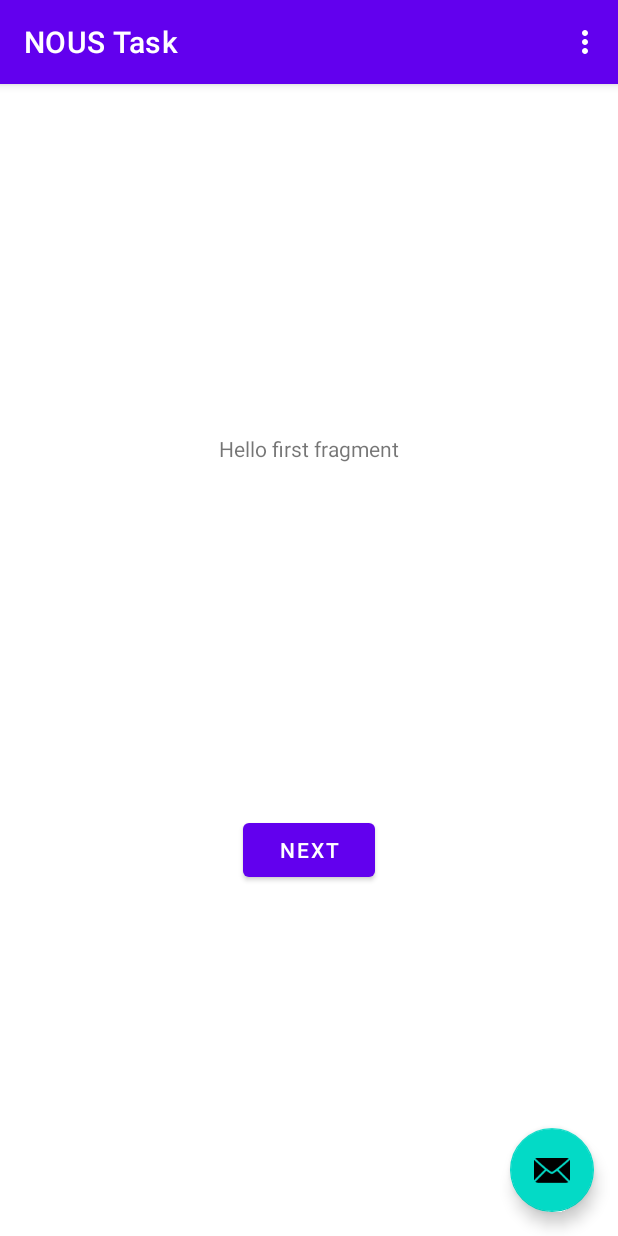
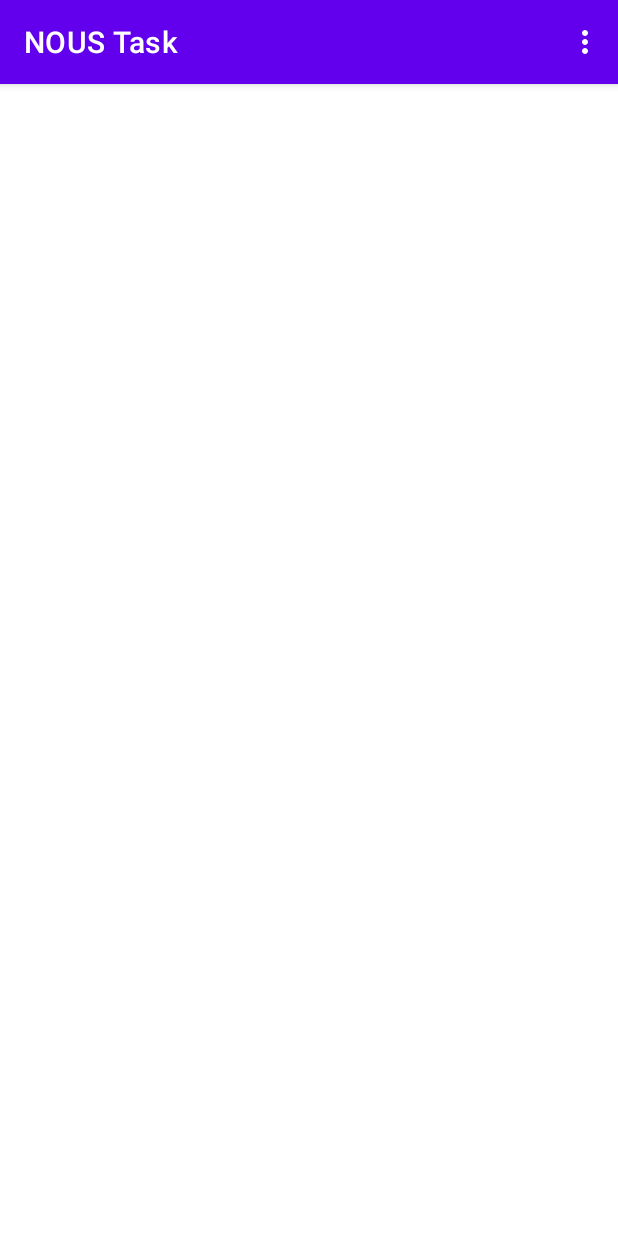
Before and after one commit to josephsarz/NOUS_Task, an Android app: the screen it shows after launch (MainActivity), on a phone screen of 412 x 824 dp. Run offline under Robolectric (Android 15) with nearby library versions, the phone set to English and light mode, and no system bars; our stand-ins replace Dagger/Hilt's generated code, Timber; libraries missing offline, so code that uses them is left out: com.facebook.stetho; 2 statements that could not run were skipped.

```diff
--- a/app/src/main/AndroidManifest.xml
+++ b/app/src/main/AndroidManifest.xml
@@ -8,9 +8,10 @@
         android:label="@string/app_name"
         android:roundIcon="@mipmap/ic_launcher_round"
         android:supportsRtl="true"
+        android:name=".App"
         android:theme="@style/Theme.App">
         <activity
-            android:name=".MainActivity"
+            android:name=".ui.MainActivity"
             android:label="@string/app_name"
             android:theme="@style/Theme.App.NoActionBar">
             <intent-filter>
--- /dev/null
+++ b/app/src/main/java/codegene/femicodes/noustask/App.kt
@@ -0,0 +1,25 @@
+package codegene.femicodes.noustask
+
+import codegene.femicodes.noustask.di.DaggerAppComponent
+import com.facebook.stetho.BuildConfig
+import com.facebook.stetho.Stetho
+import dagger.android.AndroidInjector
+import dagger.android.DaggerApplication
+import timber.log.Timber
+
+class App : DaggerApplication() {
+
+    override fun applicationInjector(): AndroidInjector<out DaggerApplication> {
+        return DaggerAppComponent.factory().create(applicationContext)
+    }
+
+    override fun onCreate() {
+        super.onCreate()
+        if (BuildConfig.DEBUG) {
+            Stetho.initializeWithDefaults(this)
+            Timber.plant(Timber.DebugTree())
+        }
+
+    }
+
+}
--- a/app/src/main/java/codegene/femicodes/noustask/FirstFragment.kt
+++ b/app/src/main/java/codegene/femicodes/noustask/ui/ItemsFragment.kt
@@ -1,4 +1,4 @@
-package codegene.femicodes.noustask
+package codegene.femicodes.noustask.ui
 
 import android.os.Bundle
 import androidx.fragment.app.Fragment
@@ -7,25 +7,23 @@ import android.view.View
 import android.view.ViewGroup
 import android.widget.Button
 import androidx.navigation.fragment.findNavController
+import codegene.femicodes.noustask.R
 
 /**
  * A simple [Fragment] subclass as the default destination in the navigation.
  */
-class FirstFragment : Fragment() {
+class ItemsFragment : Fragment() {
 
     override fun onCreateView(
             inflater: LayoutInflater, container: ViewGroup?,
             savedInstanceState: Bundle?
     ): View? {
         // Inflate the layout for this fragment
-        return inflater.inflate(R.layout.fragment_first, container, false)
+        return inflater.inflate(R.layout.fragment_items, container, false)
     }
 
     override fun onViewCreated(view: View, savedInstanceState: Bundle?) {
         super.onViewCreated(view, savedInstanceState)
+    }
 
-        view.findViewById<Button>(R.id.button_first).setOnClickListener {
-            findNavController().navigate(R.id.action_FirstFragment_to_SecondFragment)
-        }
-    }
 }
--- a/app/src/main/java/codegene/femicodes/noustask/MainActivity.kt
+++ b/app/src/main/java/codegene/femicodes/noustask/ui/MainActivity.kt
@@ -1,10 +1,11 @@
-package codegene.femicodes.noustask
+package codegene.femicodes.noustask.ui
 
 import android.os.Bundle
 import com.google.android.material.snackbar.Snackbar
 import androidx.appcompat.app.AppCompatActivity
 import android.view.Menu
 import android.view.MenuItem
+import codegene.femicodes.noustask.R
 
 import kotlinx.android.synthetic.main.activity_main.*
 
--- a/app/src/main/res/layout/activity_main.xml
+++ b/app/src/main/res/layout/activity_main.xml
@@ -4,7 +4,7 @@
     xmlns:tools="http://schemas.android.com/tools"
     android:layout_width="match_parent"
     android:layout_height="match_parent"
-    tools:context=".MainActivity">
+    tools:context=".ui.MainActivity">
 
     <com.google.android.material.appbar.AppBarLayout
         android:layout_width="match_parent"
@@ -22,12 +22,4 @@
 
     <include layout="@layout/content_main" />
 
-    <com.google.android.material.floatingactionbutton.FloatingActionButton
-        android:id="@+id/fab"
-        android:layout_width="wrap_content"
-        android:layout_height="wrap_content"
-        android:layout_gravity="bottom|end"
-        android:layout_margin="@dimen/fab_margin"
-        app:srcCompat="@android:drawable/ic_dialog_email" />
-
 </androidx.coordinatorlayout.widget.CoordinatorLayout>
--- a/app/src/main/res/layout/fragment_first.xml
+++ /dev/null
@@ -1,28 +0,0 @@
-<?xml version="1.0" encoding="utf-8"?>
-<androidx.constraintlayout.widget.ConstraintLayout xmlns:android="http://schemas.android.com/apk/res/android"
-    xmlns:app="http://schemas.android.com/apk/res-auto"
-    xmlns:tools="http://schemas.android.com/tools"
-    android:layout_width="match_parent"
-    android:layout_height="match_parent"
-    tools:context=".FirstFragment">
-
-    <TextView
-        android:id="@+id/textview_first"
-        android:layout_width="wrap_content"
-        android:layout_height="wrap_content"
-        android:text="@string/hello_first_fragment"
-        app:layout_constraintBottom_toTopOf="@id/button_first"
-        app:layout_constraintEnd_toEndOf="parent"
-        app:layout_constraintStart_toStartOf="parent"
-        app:layout_constraintTop_toTopOf="parent" />
-
-    <Button
-        android:id="@+id/button_first"
-        android:layout_width="wrap_content"
-        android:layout_height="wrap_content"
-        android:text="@string/next"
-        app:layout_constraintBottom_toBottomOf="parent"
-        app:layout_constraintEnd_toEndOf="parent"
-        app:layout_constraintStart_toStartOf="parent"
-        app:layout_constraintTop_toBottomOf="@id/textview_first" />
-</androidx.constraintlayout.widget.ConstraintLayout>
--- a/app/src/main/res/layout/fragment_second.xml
+++ b/app/src/main/res/layout/fragment_item_details.xml
@@ -4,7 +4,7 @@
     xmlns:tools="http://schemas.android.com/tools"
     android:layout_width="match_parent"
     android:layout_height="match_parent"
-    tools:context=".SecondFragment">
+    tools:context=".ui.ItemDetailsFragment">
 
     <TextView
         android:id="@+id/textview_second"
--- /dev/null
+++ b/app/src/main/res/layout/fragment_items.xml
@@ -0,0 +1,9 @@
+<?xml version="1.0" encoding="utf-8"?>
+<androidx.constraintlayout.widget.ConstraintLayout xmlns:android="http://schemas.android.com/apk/res/android"
+    xmlns:app="http://schemas.android.com/apk/res-auto"
+    xmlns:tools="http://schemas.android.com/tools"
+    android:layout_width="match_parent"
+    android:layout_height="match_parent"
+    tools:context=".ui.ItemsFragment">
+
+</androidx.constraintlayout.widget.ConstraintLayout>
--- a/app/src/main/res/menu/menu_main.xml
+++ b/app/src/main/res/menu/menu_main.xml
@@ -1,7 +1,7 @@
 <menu xmlns:android="http://schemas.android.com/apk/res/android"
     xmlns:app="http://schemas.android.com/apk/res-auto"
     xmlns:tools="http://schemas.android.com/tools"
-    tools:context="codegene.femicodes.noustask.MainActivity">
+    tools:context="codegene.femicodes.noustask.ui.MainActivity">
     <item
         android:id="@+id/action_settings"
         android:orderInCategory="100"
--- a/app/src/main/res/navigation/nav_graph.xml
+++ b/app/src/main/res/navigation/nav_graph.xml
@@ -3,26 +3,20 @@
     xmlns:app="http://schemas.android.com/apk/res-auto"
     xmlns:tools="http://schemas.android.com/tools"
     android:id="@+id/nav_graph"
-    app:startDestination="@id/FirstFragment">
+    app:startDestination="@id/ItemFragment">
 
     <fragment
-        android:id="@+id/FirstFragment"
-        android:name="codegene.femicodes.noustask.FirstFragment"
+        android:id="@+id/ItemFragment"
+        android:name="codegene.femicodes.noustask.ui.ItemsFragment"
         android:label="@string/first_fragment_label"
-        tools:layout="@layout/fragment_first">
+        tools:layout="@layout/fragment_items">
 
-        <action
-            android:id="@+id/action_FirstFragment_to_SecondFragment"
-            app:destination="@id/SecondFragment" />
     </fragment>
     <fragment
-        android:id="@+id/SecondFragment"
-        android:name="codegene.femicodes.noustask.SecondFragment"
+        android:id="@+id/ItemDetailsFragment"
+        android:name="codegene.femicodes.noustask.ui.ItemDetailsFragment"
         android:label="@string/second_fragment_label"
-        tools:layout="@layout/fragment_second">
+        tools:layout="@layout/fragment_item_details">
 
-        <action
-            android:id="@+id/action_SecondFragment_to_FirstFragment"
-            app:destination="@id/FirstFragment" />
     </fragment>
 </navigation>
--- a/build.gradle
+++ b/build.gradle
@@ -8,7 +8,7 @@ buildscript {
     dependencies {
         classpath "com.android.tools.build:gradle:4.1.0-alpha07"
         classpath "org.jetbrains.kotlin:kotlin-gradle-plugin:$kotlin_version"
-
+        classpath 'androidx.navigation:navigation-safe-args-gradle-plugin:2.2.2'
         // NOTE: Do not place your application dependencies here; they belong
         // in the individual module build.gradle files
     }
```
Also changed, not shown: app/build.gradle (+56 -2 lines), app/src/main/java/codegene/femicodes/noustask/di/AppComponent.kt (added, +23 -0 lines), app/src/main/java/codegene/femicodes/noustask/di/AppModule.kt (added, +10 -0 lines), app/src/main/java/codegene/femicodes/noustask/di/DataModule.kt (added, +38 -0 lines), app/src/main/java/codegene/femicodes/noustask/di/ViewModelFactory.kt (added, +69 -0 lines), app/src/main/java/codegene/femicodes/noustask/ui/ItemDetailsFragment.kt (renamed from app/src/main/java/codegene/femicodes/noustask/SecondFragment.kt, +4 -6 lines).
